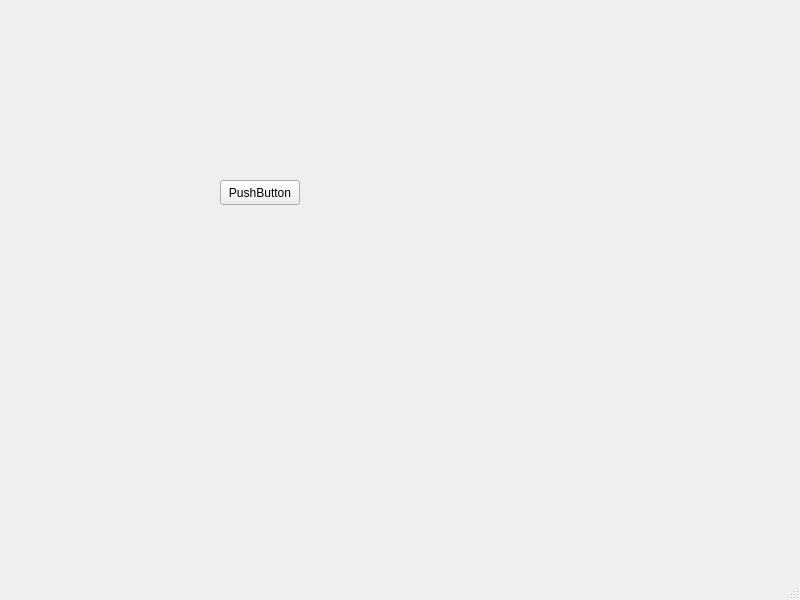
This is mainwindow.ui in V1kToR17/shedule_pract as Qt 5 draws it before an edit. The edited form follows.
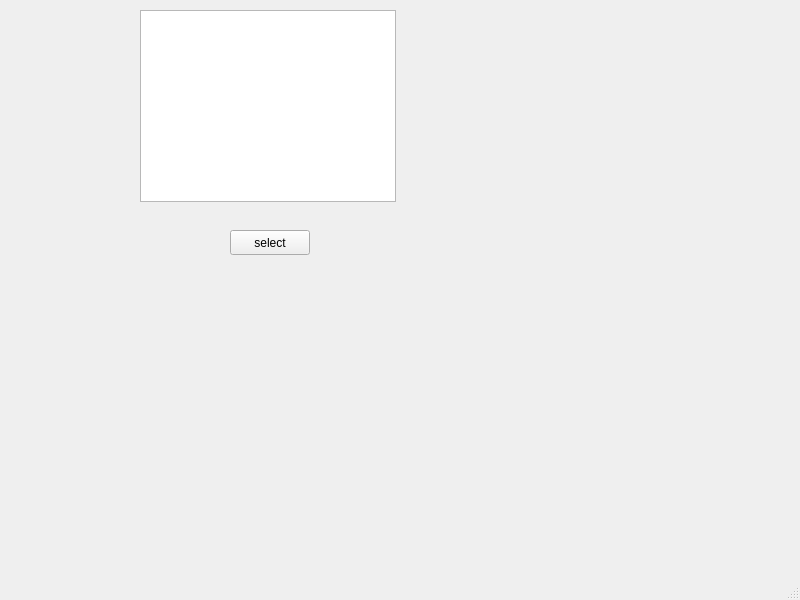
This is the edited form.

Commit message: добавлены настройки для подключения к PostgreSQL

What changed in the file:
```diff
--- a/mainwindow.ui
+++ b/mainwindow.ui
@@ -17,14 +17,24 @@
    <widget class="QPushButton" name="pushButton">
     <property name="geometry">
      <rect>
-      <x>220</x>
-      <y>180</y>
+      <x>230</x>
+      <y>230</y>
       <width>80</width>
       <height>25</height>
      </rect>
     </property>
     <property name="text">
-     <string>PushButton</string>
+     <string>select</string>
+    </property>
+   </widget>
+   <widget class="QTableView" name="tableView">
+    <property name="geometry">
+     <rect>
+      <x>140</x>
+      <y>10</y>
+      <width>256</width>
+      <height>192</height>
+     </rect>
     </property>
    </widget>
   </widget>
```
The commit also changes 2 other files.
